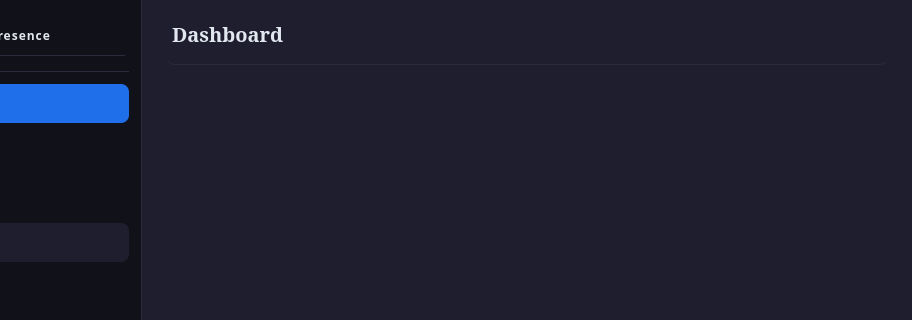
The window that ui/main.ui (vaxson/Presence_Attandance_Tracker) describes before a commit, drawn with Qt 5; both pictures show x 108 to 1020 and y 0 to 320 of the 1020 by 634 pixel window.
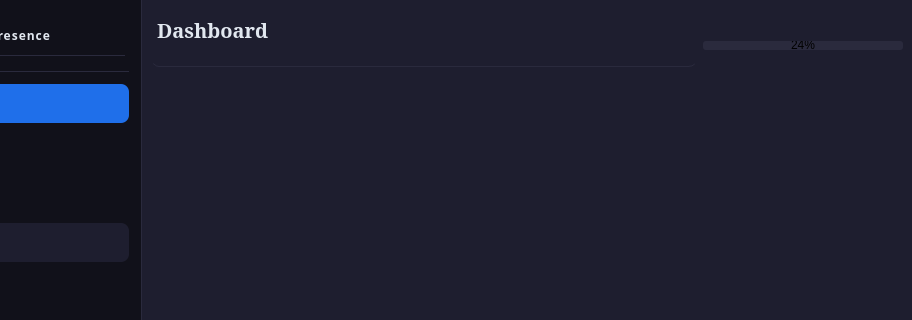
The same window after the commit. Icons and pictures are not drawn.

Commit message: about convert the initializations into class and object

What changed in the file:
```diff
--- a/ui/main.ui
+++ b/ui/main.ui
@@ -888,39 +888,9 @@
              <property name="styleSheet">
               <string notr="true">background-color: #1e1e2f;</string>
              </property>
-             <layout class="QHBoxLayout" name="horizontalLayout_9">
-              <property name="spacing">
-               <number>0</number>
-              </property>
-              <property name="leftMargin">
-               <number>0</number>
-              </property>
-              <property name="topMargin">
-               <number>0</number>
-              </property>
-              <property name="rightMargin">
-               <number>0</number>
-              </property>
-              <property name="bottomMargin">
-               <number>0</number>
-              </property>
-              <item>
                <layout class="QVBoxLayout" name="verticalLayout_2">
-                <property name="spacing">
-                 <number>0</number>
-                </property>
-                <property name="leftMargin">
-                 <number>24</number>
-                </property>
-                <property name="topMargin">
-                 <number>20</number>
-                </property>
-                <property name="rightMargin">
-                 <number>24</number>
-                </property>
-                <property name="bottomMargin">
-                 <number>0</number>
-                </property>
+              <item>
+               <layout class="QHBoxLayout" name="horizontalLayout_4">
                 <item>
                  <widget class="QLabel" name="label">
                   <property name="font">
@@ -943,7 +913,43 @@
                   <property name="text">
                    <string>Dashboard</string>
                   </property>
+                  <property name="alignment">
+                   <set>Qt::AlignBottom|Qt::AlignLeading|Qt::AlignLeft</set>
+                  </property>
                  </widget>
+                </item>
+                <item>
+                 <widget class="QProgressBar" name="progressBar">
+                  <property name="maximumSize">
+                   <size>
+                    <width>200</width>
+                    <height>9</height>
+                   </size>
+                  </property>
+                  <property name="styleSheet">
+                   <string notr="true">
+QProgressBar {
+    background-color: #2a2a3d;
+    border: none;
+    border-radius: 3px;
+    text-align: center;
+}
+
+QProgressBar::chunk {
+    background-color: qlineargradient(
+        x1: 0, y1: 0, x2: 1, y2: 0,
+        stop: 0 #1f6fea,
+        stop: 1 #4da3ff
+    );
+    border-radius: 3px;
+}</string>
+                  </property>
+                  <property name="value">
+                   <number>24</number>
+                  </property>
+                 </widget>
+                </item>
+               </layout>
                 </item>
                 <item>
                  <widget class="QStackedWidget" name="stackedwidget_content_area">
@@ -973,8 +979,6 @@
                    </property>
                   </widget>
                  </widget>
-                </item>
-               </layout>
               </item>
              </layout>
             </widget>
```
Lines whose indentation alone changed are shown as unchanged. The commit also changes 5 other files.
